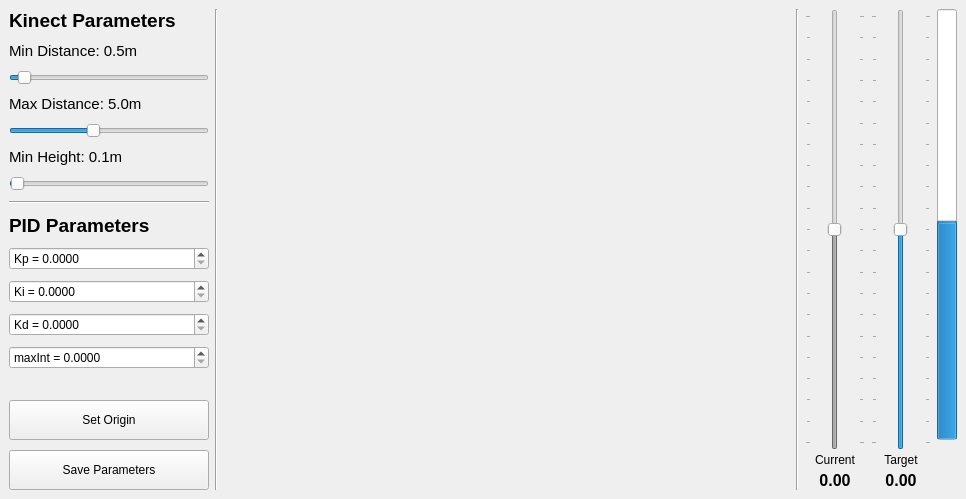
Qt form Vision_Control/falcon9/pclviewer.ui (HardwareCity/Falcon9_Electric_Fun) before a commit.
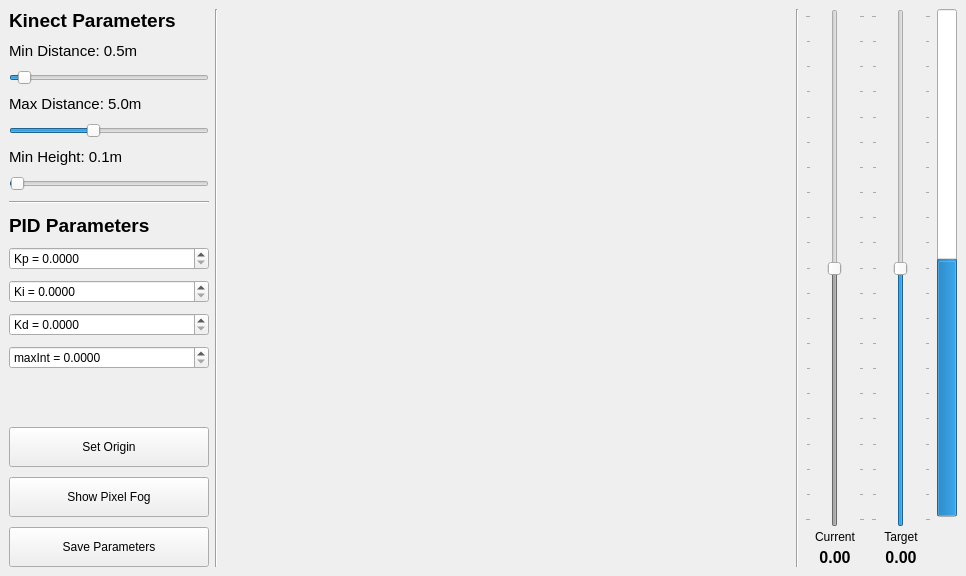
The same form after that commit. Custom widgets are drawn as their Qt base class.

```diff
--- a/Vision_Control/falcon9/pclviewer.ui
+++ b/Vision_Control/falcon9/pclviewer.ui
@@ -7,7 +7,7 @@
     <x>0</x>
     <y>0</y>
     <width>966</width>
-    <height>499</height>
+    <height>576</height>
    </rect>
   </property>
   <property name="minimumSize">
@@ -311,6 +311,22 @@
           </property>
          </widget>
         </item>
+        <item>
+         <widget class="QPushButton" name="pushButton_showFog">
+          <property name="minimumSize">
+           <size>
+            <width>0</width>
+            <height>40</height>
+           </size>
+          </property>
+          <property name="text">
+           <string>Show Pixel Fog</string>
+          </property>
+          <property name="checkable">
+           <bool>true</bool>
+          </property>
+         </widget>
+        </item>
         <item>
          <widget class="QPushButton" name="pushButton_save">
           <property name="minimumSize">
```
